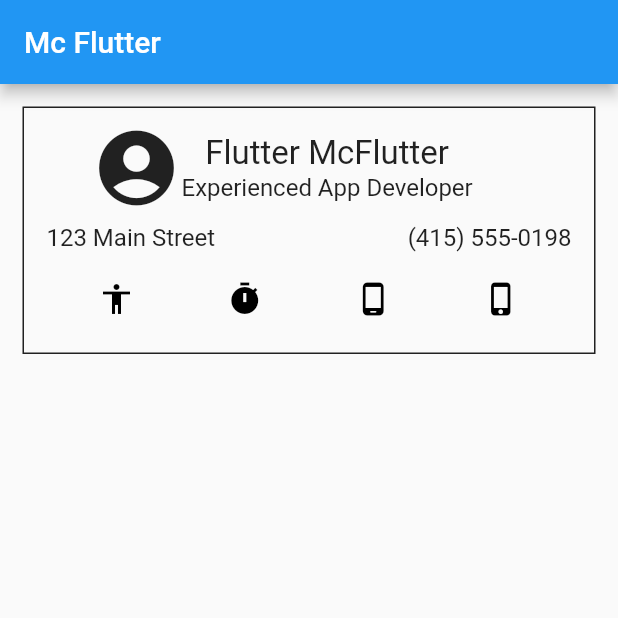
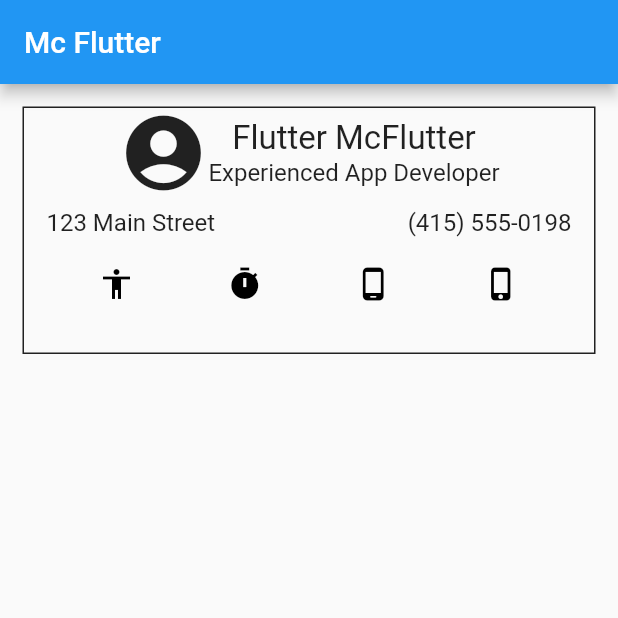
Before and after one commit to natxsglez/mobile-apps-mc-flutter, a Flutter app: the screen it shows after launch, on a phone screen of 412 x 824 dp, the top half of it. Run offline on Flutter 3.47's test engine with Material 2 defaults, Android fonts, the phone set to English and light mode, and no system bars.

Commit message:
Fixing alignment for first row

```diff
--- a/lib/home_page.dart
+++ b/lib/home_page.dart
@@ -30,9 +30,8 @@ class _HomePageState extends State<HomePage> {
         appBar: AppBar(title: const Text('Mc Flutter')),
         body: Container(
           child: Column(children: [
-            Padding(
-                padding: EdgeInsets.only(left: 45, top: 10, right: 35),
-                child: Row(
+            Row(
+              mainAxisAlignment: MainAxisAlignment.center,
               children: [
                 Icon(
                   Icons.account_circle,
@@ -43,7 +42,7 @@ class _HomePageState extends State<HomePage> {
                   _addText(16, "Experienced App Developer")
                 ])
               ],
-                )),
+            ),
             Row(mainAxisAlignment: MainAxisAlignment.spaceBetween, children: [
               Padding(
                   padding: EdgeInsets.only(left: 15, top: 7, bottom: 7),
```
Lines whose indentation alone changed are shown as unchanged.
